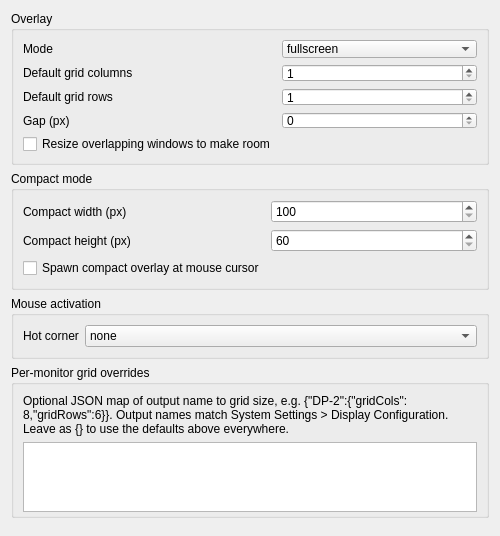
Old version of the form kwinscript/contents/ui/config.ui in the repository Ivan-Malinovski/divvygrid.
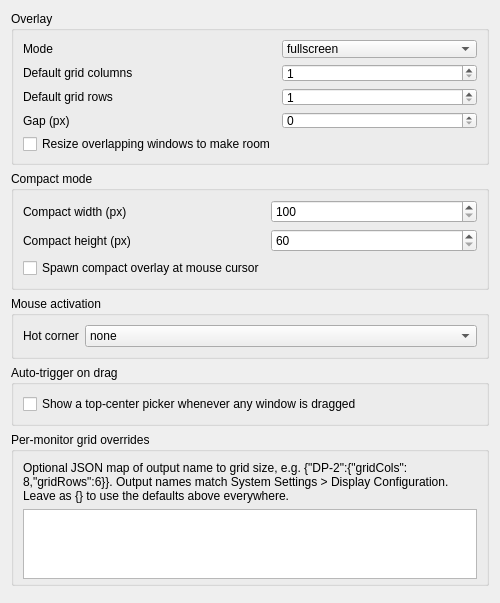
New version of the form.

Commit message:
Add auto-trigger-on-drag picker with multi-cell select and monitor follow
Any native window drag past a distance threshold now shows a top-center
picker (dragAutoTrigger, opt-in). Since only one point is available during
a native drag, multi-cell selection works by pinning an anchor at the
cursor's first crossing into the picker, then growing a rectangle from
there using the existing drag-rect machinery. The picker also re-homes to
whichever screen the drag is currently on, dropping any in-progress
selection when it crosses monitors.

```diff
--- a/kwinscript/contents/ui/config.ui
+++ b/kwinscript/contents/ui/config.ui
@@ -194,6 +194,22 @@
      </layout>
     </widget>
    </item>
+   <item>
+    <widget class="QGroupBox" name="groupBox_dragauto">
+     <property name="title">
+      <string>Auto-trigger on drag</string>
+     </property>
+     <layout class="QFormLayout" name="formLayout_dragauto">
+      <item row="0" column="0">
+       <widget class="QCheckBox" name="kcfg_dragAutoTrigger">
+        <property name="text">
+         <string>Show a top-center picker whenever any window is dragged</string>
+        </property>
+       </widget>
+      </item>
+     </layout>
+    </widget>
+   </item>
    <item>
     <widget class="QGroupBox" name="groupBox_monitors">
      <property name="title">
```
The commit also changes 4 other files.
